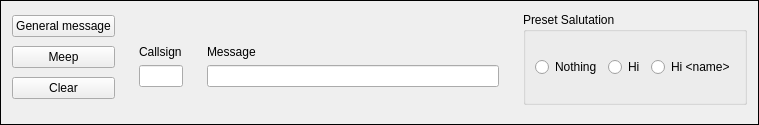
Above: mqt/MqtKSTClient/kstsendmeepframe.ui from Rsclub22/Minos2-Mirror before the change. Below: the same form after it.
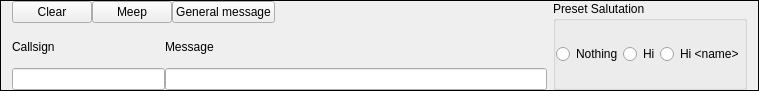
That is the form after the change. Custom widgets are drawn as their Qt base class.

Commit message: Control KST margins

```diff
--- a/mqt/MqtKSTClient/kstsendmeepframe.ui
+++ b/mqt/MqtKSTClient/kstsendmeepframe.ui
@@ -7,31 +7,26 @@
     <x>0</x>
     <y>0</y>
     <width>759</width>
-    <height>125</height>
+    <height>91</height>
    </rect>
   </property>
   <property name="frameShape">
-   <enum>QFrame::Shape::Box</enum>
+   <enum>QFrame::Box</enum>
   </property>
-  <layout class="QVBoxLayout" name="verticalLayout_4">
-   <item>
     <layout class="QHBoxLayout" name="horizontalLayout_3">
+   <property name="topMargin">
+    <number>0</number>
+   </property>
+   <property name="bottomMargin">
+    <number>0</number>
+   </property>
      <item>
       <layout class="QVBoxLayout" name="verticalLayout_3">
-       <item>
-        <widget class="QPushButton" name="genmsgButton">
-         <property name="text">
-          <string>General message</string>
-         </property>
-        </widget>
-       </item>
+     <property name="spacing">
+      <number>0</number>
+     </property>
        <item>
-        <widget class="QPushButton" name="meepButton">
-         <property name="text">
-          <string>Meep</string>
-         </property>
-        </widget>
-       </item>
+      <layout class="QHBoxLayout" name="horizontalLayout_4">
        <item>
         <widget class="QPushButton" name="clearMessageButton">
          <property name="text">
@@ -39,27 +34,68 @@
          </property>
         </widget>
        </item>
+       <item>
+        <widget class="QPushButton" name="meepButton">
+         <property name="text">
+          <string>Meep</string>
+         </property>
+        </widget>
+       </item>
+       <item>
+        <widget class="QPushButton" name="genmsgButton">
+         <property name="text">
+          <string>General message</string>
+         </property>
+        </widget>
+       </item>
+       <item>
+        <spacer name="horizontalSpacer">
+         <property name="orientation">
+          <enum>Qt::Horizontal</enum>
+         </property>
+         <property name="sizeHint" stdset="0">
+          <size>
+           <width>40</width>
+           <height>20</height>
+          </size>
+         </property>
+        </spacer>
+       </item>
       </layout>
      </item>
      <item>
       <widget class="QFrame" name="mpFrame">
-       <layout class="QHBoxLayout" name="horizontalLayout_2" stretch="1,5">
+       <layout class="QHBoxLayout" name="horizontalLayout_2" stretch="2,5">
+        <property name="spacing">
+         <number>0</number>
+        </property>
+        <property name="leftMargin">
+         <number>0</number>
+        </property>
+        <property name="topMargin">
+         <number>9</number>
+        </property>
+        <property name="rightMargin">
+         <number>0</number>
+        </property>
+        <property name="bottomMargin">
+         <number>0</number>
+        </property>
         <item>
          <widget class="QFrame" name="cframe">
           <layout class="QVBoxLayout" name="verticalLayout">
-           <item>
-            <spacer name="verticalSpacer">
-             <property name="orientation">
-              <enum>Qt::Orientation::Vertical</enum>
-             </property>
-             <property name="sizeHint" stdset="0">
-              <size>
-               <width>20</width>
-               <height>15</height>
-              </size>
-             </property>
-            </spacer>
-           </item>
+           <property name="leftMargin">
+            <number>0</number>
+           </property>
+           <property name="topMargin">
+            <number>0</number>
+           </property>
+           <property name="rightMargin">
+            <number>0</number>
+           </property>
+           <property name="bottomMargin">
+            <number>0</number>
+           </property>
            <item>
             <widget class="QLabel" name="label_5">
              <property name="text">
@@ -80,19 +116,18 @@
         <item>
          <widget class="QFrame" name="mframe">
           <layout class="QVBoxLayout" name="verticalLayout_2">
-           <item>
-            <spacer name="verticalSpacer_2">
-             <property name="orientation">
-              <enum>Qt::Orientation::Vertical</enum>
-             </property>
-             <property name="sizeHint" stdset="0">
-              <size>
-               <width>20</width>
-               <height>15</height>
-              </size>
-             </property>
-            </spacer>
-           </item>
+           <property name="leftMargin">
+            <number>0</number>
+           </property>
+           <property name="topMargin">
+            <number>0</number>
+           </property>
+           <property name="rightMargin">
+            <number>0</number>
+           </property>
+           <property name="bottomMargin">
+            <number>0</number>
+           </property>
            <item>
             <widget class="QLabel" name="label_4">
              <property name="text">
@@ -113,12 +148,29 @@
        </layout>
       </widget>
      </item>
+    </layout>
+   </item>
      <item>
       <widget class="QGroupBox" name="groupBox">
        <property name="title">
         <string>Preset Salutation</string>
        </property>
        <layout class="QHBoxLayout" name="horizontalLayout">
+      <property name="spacing">
+       <number>0</number>
+      </property>
+      <property name="leftMargin">
+       <number>0</number>
+      </property>
+      <property name="topMargin">
+       <number>0</number>
+      </property>
+      <property name="rightMargin">
+       <number>0</number>
+      </property>
+      <property name="bottomMargin">
+       <number>0</number>
+      </property>
         <item>
          <widget class="QRadioButton" name="salNonerb">
           <property name="text">
@@ -142,21 +194,6 @@
         </item>
        </layout>
       </widget>
-     </item>
-    </layout>
-   </item>
-   <item>
-    <spacer name="verticalSpacer_3">
-     <property name="orientation">
-      <enum>Qt::Orientation::Vertical</enum>
-     </property>
-     <property name="sizeHint" stdset="0">
-      <size>
-       <width>20</width>
-       <height>1</height>
-      </size>
-     </property>
-    </spacer>
    </item>
   </layout>
  </widget>
```
Lines whose indentation alone changed are shown as unchanged. The commit also changes 2 other files.
